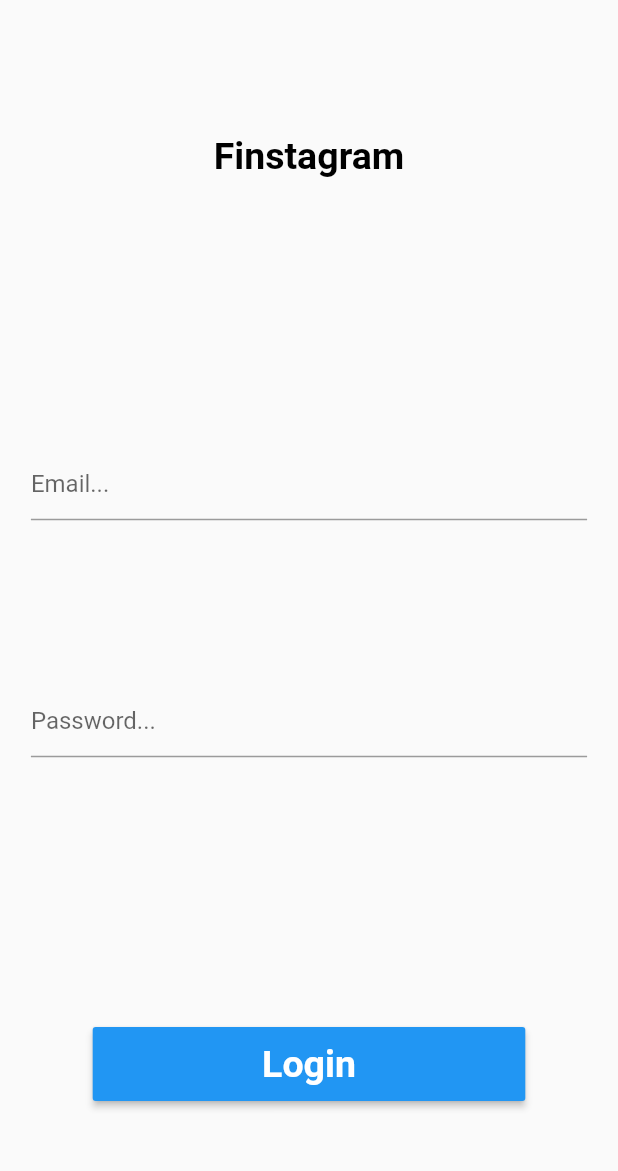
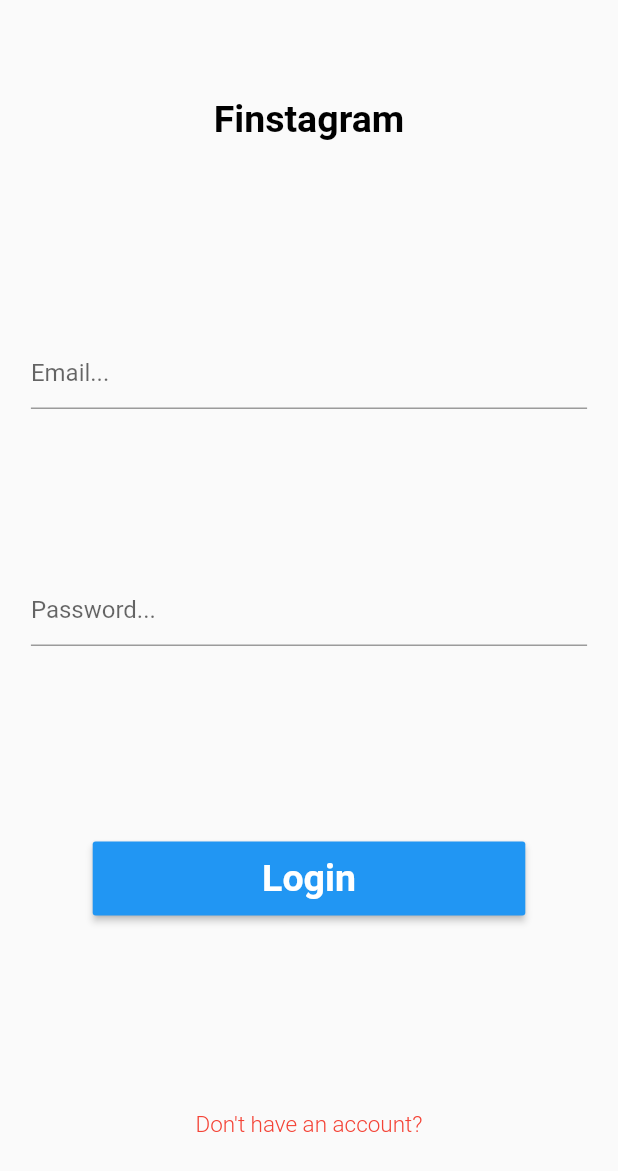
Before and after one commit to naufalathallah/Finstagram, a Flutter app: the screen it shows after launch, on a phone screen of 412 x 824 dp. Shown: the top 1171 px of the screen. Run offline on Flutter 3.47's test engine with Material 2 defaults, Android fonts, the phone set to English and light mode, and no system bars.

```diff
--- a/lib/pages/login_page.dart
+++ b/lib/pages/login_page.dart
@@ -34,6 +34,7 @@ class _LoginPageState extends State<LoginPage> {
                 _titleWidget(),
                 _loginForm(),
                 _loginButton(),
+                _registerPageLink(),
               ],
             ),
           ),
@@ -118,6 +119,17 @@ class _LoginPageState extends State<LoginPage> {
     );
   }
 
+  Widget _registerPageLink() {
+    return GestureDetector(
+      onTap: (() => Navigator.pushNamed(context, 'register')),
+      child: const Text(
+        "Don't have an account?",
+        style: TextStyle(
+            color: Colors.red, fontSize: 15, fontWeight: FontWeight.w300),
+      ),
+    );
+  }
+
   void _loginUser() {
     if (_loginFormKey.currentState!.validate()) {
       _loginFormKey.currentState!.save();
```
